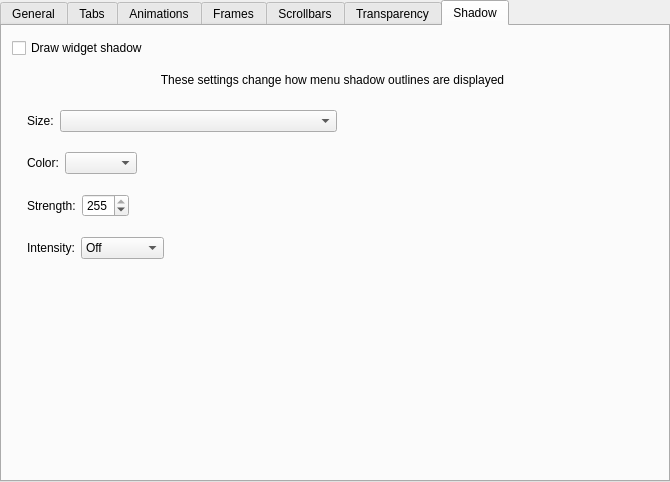
Old version of the form kstyle/config/ui/darklystyleconfig.ui in the repository DeltaCopy/Darkly.
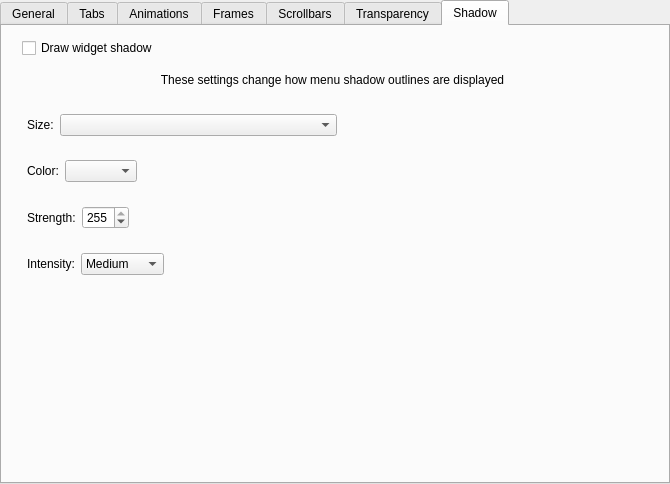
New version of the form. The open tabs and pages were chosen to show the change. Custom widgets are drawn as their Qt base class.

Commit message: Disable shadow settings if intensity is off

```diff
--- a/kstyle/config/ui/darklystyleconfig.ui
+++ b/kstyle/config/ui/darklystyleconfig.ui
@@ -7,7 +7,7 @@
     <x>0</x>
     <y>0</y>
     <width>670</width>
-    <height>482</height>
+    <height>484</height>
    </rect>
   </property>
   <property name="sizePolicy">
@@ -1346,7 +1346,7 @@
       <widget class="QCheckBox" name="_widgetDrawShadow">
        <property name="geometry">
         <rect>
-         <x>10</x>
+         <x>20</x>
          <y>10</y>
          <width>339</width>
          <height>24</height>
@@ -1396,7 +1396,7 @@
           <x>10</x>
           <y>30</y>
           <width>591</width>
-          <height>178</height>
+          <height>198</height>
          </rect>
         </property>
         <layout class="QGridLayout" name="gridLayout_3">
@@ -1558,6 +1558,9 @@
            </item>
            <item>
             <widget class="QComboBox" name="_shadowIntensity">
+             <property name="currentIndex">
+              <number>2</number>
+             </property>
              <item>
               <property name="text">
                <string>Off</string>
```
The commit also changes 1 other file.
